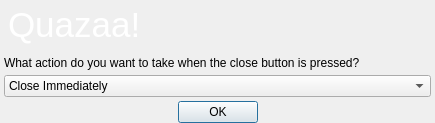
Above: UI/dialogclosetype.ui from c3c/quazaa before the change. Below: the same form after it.
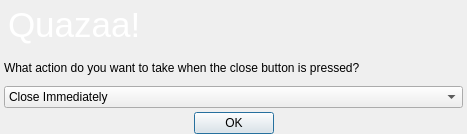
That is the form after the change. Icons and pictures are not drawn.

Commit message: Fixed small skinning issue in dialogclosetype. Finished 1.0 version of Quazaa OS skin.

The edit to the form file:
```diff
--- a/UI/dialogclosetype.ui
+++ b/UI/dialogclosetype.ui
@@ -9,20 +9,20 @@
    <rect>
     <x>0</x>
     <y>0</y>
-    <width>435</width>
-    <height>123</height>
+    <width>467</width>
+    <height>134</height>
    </rect>
   </property>
   <property name="minimumSize">
    <size>
-    <width>435</width>
-    <height>123</height>
+    <width>450</width>
+    <height>134</height>
    </size>
   </property>
   <property name="maximumSize">
    <size>
-    <width>435</width>
-    <height>123</height>
+    <width>1600</width>
+    <height>134</height>
    </size>
   </property>
   <property name="windowTitle">
```
Left out of the diff: 12 changed lines with no effect on the pictures. The commit also changes 36 other files.
